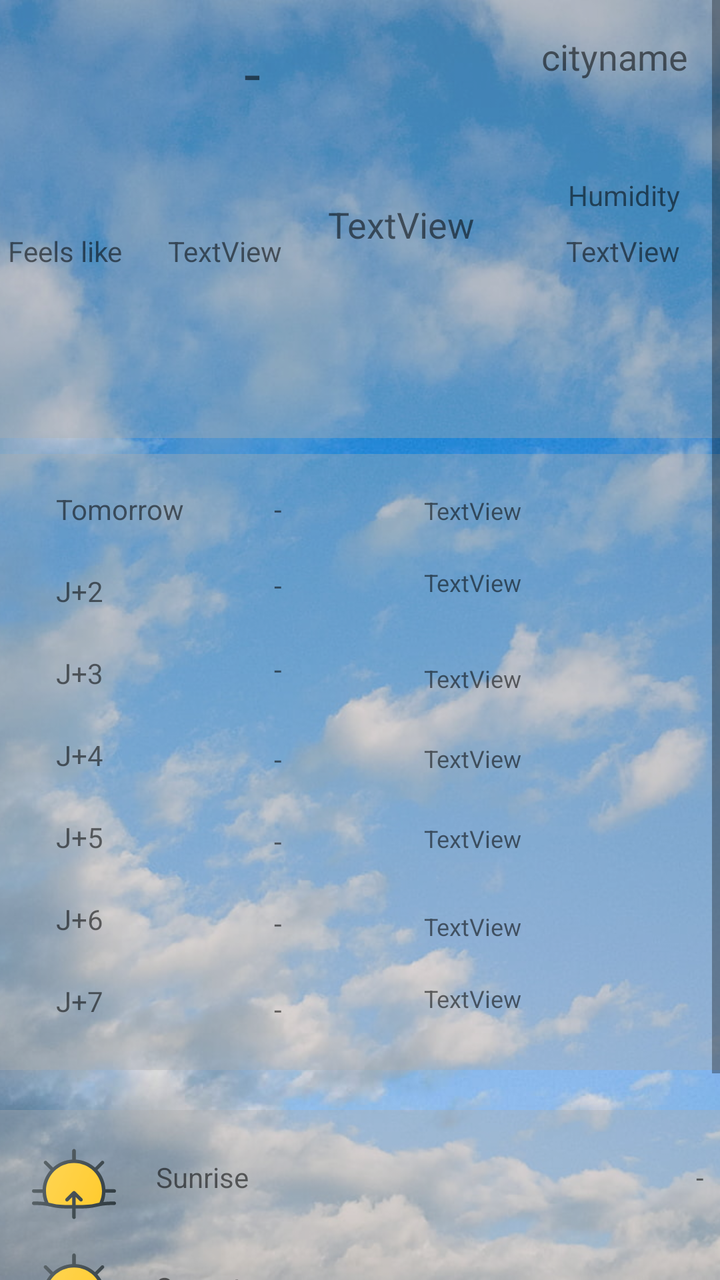
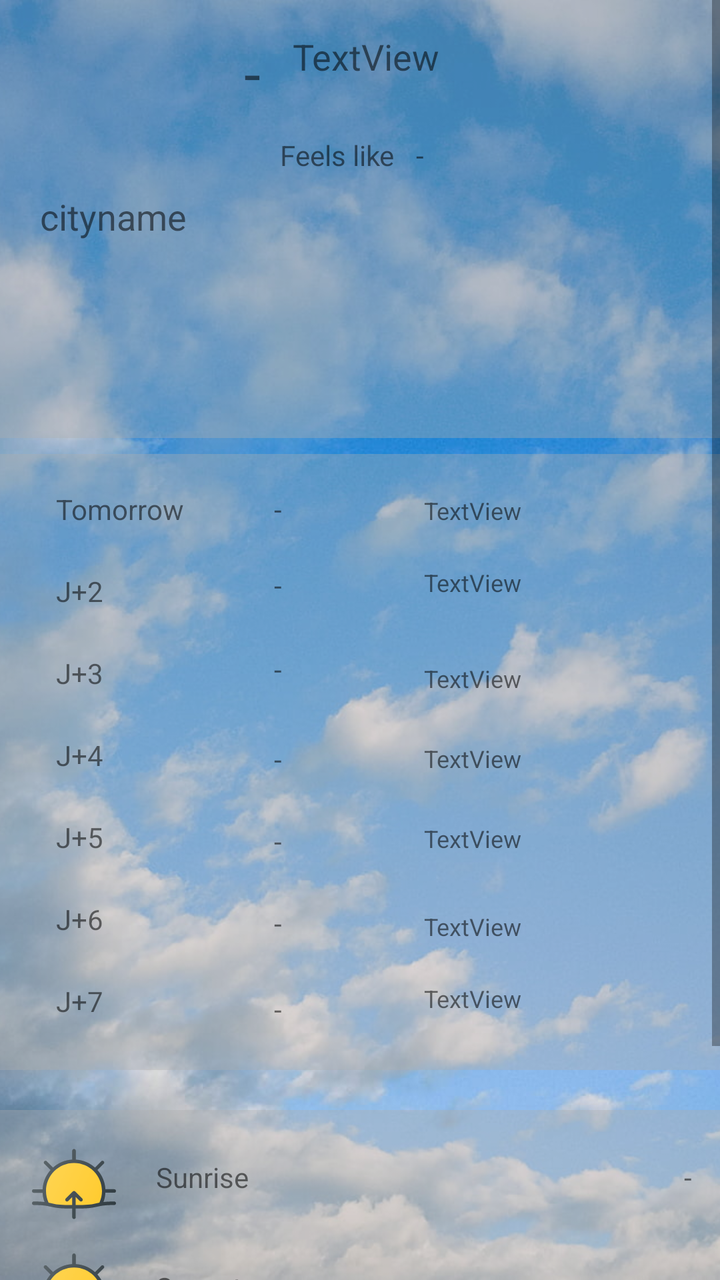

Two renders of the same Android screen: before a commit and after it. Below are the layout's source before the change and the commit's diff.
<!-- AndroidManifest.xml: application theme Theme.Tenky -->
<!-- res/layout/activity_main.xml -->
<?xml version="1.0" encoding="utf-8"?>
<androidx.constraintlayout.widget.ConstraintLayout xmlns:android="http://schemas.android.com/apk/res/android"
    xmlns:app="http://schemas.android.com/apk/res-auto"
    xmlns:tools="http://schemas.android.com/tools"
    android:id="@+id/container"
    android:layout_width="match_parent"
    android:layout_height="match_parent">

    <ImageView
        android:id="@+id/imageViewBG"
        android:layout_width="match_parent"
        android:layout_height="0dp"
        android:contentDescription="@string/bg_description"
        android:scaleType="centerCrop"
        app:layout_constraintBottom_toBottomOf="parent"
        app:layout_constraintEnd_toEndOf="parent"
        app:layout_constraintStart_toStartOf="parent"
        app:layout_constraintTop_toTopOf="parent"
        app:srcCompat="@drawable/sunny" />

    <ScrollView
        android:layout_width="match_parent"
        android:layout_height="match_parent"
        app:layout_constraintBottom_toBottomOf="parent"
        app:layout_constraintEnd_toEndOf="parent"
        app:layout_constraintStart_toStartOf="parent"
        app:layout_constraintTop_toTopOf="parent">

        <androidx.constraintlayout.widget.ConstraintLayout
            android:layout_width="match_parent"
            android:layout_height="wrap_content">

            <androidx.constraintlayout.widget.ConstraintLayout
                android:id="@+id/weeklyWeather"
                android:layout_width="match_parent"
                android:layout_height="308dp"
                android:layout_marginTop="8dp"
                android:background="#60ACACAC"
                app:layout_constraintEnd_toEndOf="parent"
                app:layout_constraintHorizontal_bias="0.0"
                app:layout_constraintStart_toStartOf="parent"
                app:layout_constraintTop_toBottomOf="@+id/currentWeather">

                <ImageView
                    android:id="@+id/imageViewJ7"
                    android:layout_width="38dp"
                    android:layout_height="34dp"
                    android:layout_marginTop="256dp"
                    android:layout_marginEnd="32dp"
                    app:layout_constraintEnd_toEndOf="parent"
                    app:layout_constraintTop_toTopOf="parent" />

                <ImageView
                    android:id="@+id/imageViewTom"
                    android:layout_width="39dp"
                    android:layout_height="33dp"
                    android:layout_marginTop="12dp"
                    android:layout_marginEnd="32dp"
                    app:layout_constraintEnd_toEndOf="parent"
                    app:layout_constraintTop_toTopOf="parent" />

                <ImageView
                    android:id="@+id/imageViewJ2"
                    android:layout_width="38dp"
                    android:layout_height="35dp"
                    android:layout_marginTop="48dp"
                    android:layout_marginEnd="32dp"
                    android:contentDescription="TODO"
                    app:layout_constraintEnd_toEndOf="parent"
                    app:layout_constraintTop_toTopOf="parent" />

                <ImageView
                    android:id="@+id/imageViewJ3"
                    android:layout_width="38dp"
                    android:layout_height="34dp"
                    android:layout_marginTop="92dp"
                    android:layout_marginEnd="32dp"
                    android:contentDescription="TODO"
                    app:layout_constraintEnd_toEndOf="parent"
                    app:layout_constraintTop_toTopOf="parent" />

                <ImageView
                    android:id="@+id/imageViewJ4"
                    android:layout_width="38dp"
                    android:layout_height="35dp"
                    android:layout_marginTop="132dp"
                    android:layout_marginEnd="32dp"
                    app:layout_constraintEnd_toEndOf="parent"
                    app:layout_constraintTop_toTopOf="parent" />

                <ImageView
                    android:id="@+id/imageViewJ6"
                    android:layout_width="38dp"
                    android:layout_height="34dp"
                    android:layout_marginTop="216dp"
                    android:layout_marginEnd="32dp"
                    app:layout_constraintEnd_toEndOf="parent"
                    app:layout_constraintTop_toTopOf="parent" />

                <ImageView
                    android:id="@+id/imageViewJ5"
                    android:layout_width="38dp"
                    android:layout_height="36dp"
                    android:layout_marginTop="172dp"
                    android:layout_marginEnd="32dp"
                    app:layout_constraintEnd_toEndOf="parent"
                    app:layout_constraintTop_toTopOf="parent" />

                <TextView
                    android:id="@+id/textViewTomorrow"
                    android:layout_width="wrap_content"
                    android:layout_height="wrap_content"
                    android:layout_marginStart="28dp"
                    android:layout_marginTop="18dp"
                    android:text="@string/title_textview_dailyJ1"
                    app:layout_constraintStart_toStartOf="parent"
                    app:layout_constraintTop_toTopOf="parent" />

                <TextView
                    android:id="@+id/textViewJ2"
                    android:layout_width="wrap_content"
                    android:layout_height="wrap_content"
                    android:layout_marginStart="28dp"
                    android:layout_marginTop="22dp"
                    android:text="@string/title_textview_dailyJ2"
                    app:layout_constraintStart_toStartOf="parent"
                    app:layout_constraintTop_toBottomOf="@+id/textViewTomorrow" />

                <TextView
                    android:id="@+id/textViewJ3"
                    android:layout_width="wrap_content"
                    android:layout_height="wrap_content"
                    android:layout_marginStart="28dp"
                    android:layout_marginTop="22dp"
                    android:text="@string/title_textview_dailyJ3"
                    app:layout_constraintStart_toStartOf="parent"
                    app:layout_constraintTop_toBottomOf="@+id/textViewJ2" />

                <TextView
                    android:id="@+id/textViewJ4"
                    android:layout_width="wrap_content"
                    android:layout_height="wrap_content"
                    android:layout_marginStart="28dp"
                    android:layout_marginTop="22dp"
                    android:text="@string/title_textview_dailyJ4"
                    app:layout_constraintStart_toStartOf="parent"
                    app:layout_constraintTop_toBottomOf="@+id/textViewJ3" />

                <TextView
                    android:id="@+id/textViewJ5"
                    android:layout_width="wrap_content"
                    android:layout_height="wrap_content"
                    android:layout_marginStart="28dp"
                    android:layout_marginTop="22dp"
                    android:text="@string/title_textview_dailyJ5"
                    app:layout_constraintStart_toStartOf="parent"
                    app:layout_constraintTop_toBottomOf="@+id/textViewJ4" />

                <TextView
                    android:id="@+id/textViewJ6"
                    android:layout_width="wrap_content"
                    android:layout_height="wrap_content"
                    android:layout_marginStart="28dp"
                    android:layout_marginTop="22dp"
                    android:text="@string/title_textview_dailyJ6"
                    app:layout_constraintStart_toStartOf="parent"
                    app:layout_constraintTop_toBottomOf="@+id/textViewJ5" />

                <TextView
                    android:id="@+id/textViewJ7"
                    android:layout_width="wrap_content"
                    android:layout_height="wrap_content"
                    android:layout_marginStart="28dp"
                    android:layout_marginTop="22dp"
                    android:text="@string/title_textview_dailyJ7"
                    app:layout_constraintStart_toStartOf="parent"
                    app:layout_constraintTop_toBottomOf="@+id/textViewJ6" />

                <TextView
                    android:id="@+id/textViewJ1value"
                    android:layout_width="54dp"
                    android:layout_height="16dp"
                    android:layout_marginStart="45dp"
                    android:layout_marginTop="18dp"
                    android:text="@string/title_no_data"
                    app:layout_constraintStart_toEndOf="@+id/textViewTomorrow"
                    app:layout_constraintTop_toTopOf="parent" />

                <TextView
                    android:id="@+id/textViewJ2value"
                    android:layout_width="54dp"
                    android:layout_height="20dp"
                    android:layout_marginTop="22dp"
                    android:text="@string/title_no_data"
                    app:layout_constraintStart_toStartOf="@+id/textViewJ1value"
                    app:layout_constraintTop_toBottomOf="@+id/textViewJ1value" />

                <TextView
                    android:id="@+id/textViewJ3value"
                    android:layout_width="63dp"
                    android:layout_height="23dp"
                    android:layout_marginTop="22dp"
                    android:text="@string/title_no_data"
                    app:layout_constraintStart_toStartOf="@+id/textViewJ2value"
                    app:layout_constraintTop_toBottomOf="@+id/textViewJ2value" />

                <TextView
                    android:id="@+id/textViewJ4value"
                    android:layout_width="64dp"
                    android:layout_height="19dp"
                    android:layout_marginTop="22dp"
                    android:text="@string/title_no_data"
                    app:layout_constraintStart_toStartOf="@+id/textViewJ3value"
                    app:layout_constraintTop_toBottomOf="@+id/textViewJ3value" />

                <TextView
                    android:id="@+id/textViewJ5value"
                    android:layout_width="65dp"
                    android:layout_height="19dp"
                    android:layout_marginTop="22dp"
                    android:text="@string/title_no_data"
                    app:layout_constraintStart_toStartOf="@+id/textViewJ4value"
                    app:layout_constraintTop_toBottomOf="@+id/textViewJ4value" />

                <TextView
                    android:id="@+id/textViewJ6value"
                    android:layout_width="62dp"
                    android:layout_height="21dp"
                    android:layout_marginTop="22dp"
                    android:text="@string/title_no_data"
                    app:layout_constraintStart_toStartOf="@+id/textViewJ5value"
                    app:layout_constraintTop_toBottomOf="@+id/textViewJ5value" />

                <TextView
                    android:id="@+id/textViewJ7value"
                    android:layout_width="58dp"
                    android:layout_height="19dp"
                    android:layout_marginTop="22dp"
                    android:text="@string/title_no_data"
                    app:layout_constraintStart_toStartOf="@+id/textViewJ6value"
                    app:layout_constraintTop_toBottomOf="@+id/textViewJ6value" />

                <TextView
                    android:id="@+id/textViewMinMaxTom"
                    android:layout_width="90dp"
                    android:layout_height="15dp"
                    android:layout_marginStart="212dp"
                    android:layout_marginTop="20dp"
                    android:text="TextView"
                    android:textSize="12sp"
                    app:layout_constraintStart_toStartOf="parent"
                    app:layout_constraintTop_toTopOf="parent" />

                <TextView
                    android:id="@+id/textViewMinMaxJ2"
                    android:layout_width="108dp"
                    android:layout_height="17dp"
                    android:layout_marginStart="212dp"
                    android:layout_marginTop="56dp"
                    android:text="TextView"
                    android:textSize="12sp"
                    app:layout_constraintStart_toStartOf="parent"
                    app:layout_constraintTop_toTopOf="parent" />

                <TextView
                    android:id="@+id/textViewMinMaxJ4"
                    android:layout_width="109dp"
                    android:layout_height="16dp"
                    android:layout_marginStart="212dp"
                    android:layout_marginTop="144dp"
                    android:text="TextView"
                    android:textSize="12sp"
                    app:layout_constraintStart_toStartOf="parent"
                    app:layout_constraintTop_toTopOf="parent" />

                <TextView
                    android:id="@+id/textViewMinMaxJ3"
                    android:layout_width="109dp"
                    android:layout_height="16dp"
                    android:layout_marginStart="212dp"
                    android:layout_marginTop="104dp"
                    android:text="TextView"
                    android:textSize="12sp"
                    app:layout_constraintStart_toStartOf="parent"
                    app:layout_constraintTop_toTopOf="parent" />

                <TextView
                    android:id="@+id/textViewMinMaxJ5"
                    android:layout_width="109dp"
                    android:layout_height="18dp"
                    android:layout_marginStart="212dp"
                    android:layout_marginTop="184dp"
                    android:text="TextView"
                    android:textSize="12sp"
                    app:layout_constraintStart_toStartOf="parent"
                    app:layout_constraintTop_toTopOf="parent" />

                <TextView
                    android:id="@+id/textViewMinMaxJ6"
                    android:layout_width="108dp"
                    android:layout_height="18dp"
                    android:layout_marginStart="212dp"
                    android:layout_marginTop="228dp"
                    android:text="TextView"
                    android:textSize="12sp"
                    app:layout_constraintStart_toStartOf="parent"
                    app:layout_constraintTop_toTopOf="parent" />

                <TextView
                    android:id="@+id/textViewMinMaxJ7"
                    android:layout_width="109dp"
                    android:layout_height="18dp"
                    android:layout_marginStart="212dp"
                    android:layout_marginTop="264dp"
                    android:text="TextView"
                    android:textSize="12sp"
                    app:layout_constraintStart_toStartOf="parent"
                    app:layout_constraintTop_toTopOf="parent" />

            </androidx.constraintlayout.widget.ConstraintLayout>

            <androidx.constraintlayout.widget.ConstraintLayout
                android:id="@+id/more_info"
                android:layout_width="416dp"
                android:layout_height="208dp"
                android:layout_marginTop="20dp"
                android:background="#60ACACAC"
                app:layout_constraintEnd_toEndOf="parent"
                app:layout_constraintHorizontal_bias="0.0"
                app:layout_constraintStart_toStartOf="parent"
                app:layout_constraintTop_toBottomOf="@+id/weeklyWeather">

                <TextView
                    android:id="@+id/textViewSunrise"
                    android:layout_width="wrap_content"
                    android:layout_height="wrap_content"
                    android:layout_marginStart="20dp"
                    android:layout_marginTop="24dp"
                    android:text="@string/title_sunrise"
                    app:layout_constraintStart_toEndOf="@+id/imageViewSunrise"
                    app:layout_constraintTop_toTopOf="parent" />

                <TextView
                    android:id="@+id/textViewSunset"
                    android:layout_width="wrap_content"
                    android:layout_height="wrap_content"
                    android:layout_marginTop="36dp"
                    android:text="@string/title_wind_speed"
                    app:layout_constraintStart_toStartOf="@+id/textViewSunrise"
                    app:layout_constraintTop_toBottomOf="@+id/textViewWind" />

                <TextView
                    android:id="@+id/textViewWind"
                    android:layout_width="wrap_content"
                    android:layout_height="wrap_content"
                    android:layout_marginTop="36dp"
                    android:text="@string/title_sunset"
                    app:layout_constraintStart_toStartOf="@+id/textViewSunrise"
                    app:layout_constraintTop_toBottomOf="@+id/textViewSunrise" />

                <ImageView
                    android:id="@+id/imageViewSunrise"
                    android:layout_width="42dp"
                    android:layout_height="42dp"
                    android:layout_marginStart="16dp"
                    android:layout_marginTop="16dp"
                    android:src="@drawable/ic__08_sunrise"
                    app:layout_constraintStart_toStartOf="parent"
                    app:layout_constraintTop_toTopOf="parent" />

                <ImageView
                    android:id="@+id/imageView2"
                    android:layout_width="42dp"
                    android:layout_height="42dp"
                    android:layout_marginStart="16dp"
                    android:layout_marginTop="12dp"
                    android:src="@drawable/ic__07_sunset"
                    app:layout_constraintStart_toStartOf="parent"
                    app:layout_constraintTop_toBottomOf="@+id/imageViewSunrise" />

                <ImageView
                    android:id="@+id/imageView3"
                    android:layout_width="42dp"
                    android:layout_height="42dp"
                    android:layout_marginStart="16dp"
                    android:layout_marginTop="12dp"
                    android:src="@drawable/ic__04_wind"
                    app:layout_constraintStart_toStartOf="parent"
                    app:layout_constraintTop_toBottomOf="@+id/imageView2" />

                <TextView
                    android:id="@+id/textViewSunriseValue"
                    android:layout_width="wrap_content"
                    android:layout_height="wrap_content"
                    android:layout_marginEnd="64dp"
                    android:text="@string/title_no_data"
                    app:layout_constraintBaseline_toBaselineOf="@+id/textViewSunrise"
                    app:layout_constraintEnd_toEndOf="parent" />

                <TextView
                    android:id="@+id/textViewSunsetValue"
                    android:layout_width="wrap_content"
                    android:layout_height="wrap_content"
                    android:layout_marginEnd="64dp"
                    android:text="@string/title_no_data"
                    app:layout_constraintBaseline_toBaselineOf="@+id/textViewWind"
                    app:layout_constraintEnd_toEndOf="parent" />

                <TextView
                    android:id="@+id/textViewWindSpeedValue"
                    android:layout_width="wrap_content"
                    android:layout_height="wrap_content"
                    android:layout_marginEnd="64dp"
                    android:text="@string/title_no_data"
                    app:layout_constraintBaseline_toBaselineOf="@+id/textViewSunset"
                    app:layout_constraintEnd_toEndOf="parent" />

            </androidx.constraintlayout.widget.ConstraintLayout>

            <androidx.constraintlayout.widget.ConstraintLayout
                android:id="@+id/currentWeather"
                android:layout_width="match_parent"
                android:layout_height="219dp"
                android:background="#60ACACAC"
                app:layout_constraintTop_toTopOf="parent"
                tools:layout_editor_absoluteX="-16dp">

                <ImageView
                    android:id="@+id/imageCurrentWea"
                    android:layout_width="82dp"
                    android:layout_height="71dp"
                    android:layout_marginStart="20dp"
                    android:layout_marginTop="16dp"
                    app:layout_constraintStart_toStartOf="parent"
                    app:layout_constraintTop_toTopOf="parent" />

                <TextView
                    android:id="@+id/CityValue"
                    android:layout_width="wrap_content"
                    android:layout_height="wrap_content"
                    android:layout_marginTop="16dp"
                    android:layout_marginEnd="16dp"
                    android:text="cityname"
                    android:textSize="18sp"
                    app:layout_constraintEnd_toEndOf="parent"
                    app:layout_constraintTop_toTopOf="parent" />

                <TextView
                    android:id="@+id/TemperatureValue"
                    android:layout_width="wrap_content"
                    android:layout_height="wrap_content"
                    android:layout_marginStart="20dp"
                    android:layout_marginTop="16dp"
                    android:text="@string/title_no_data"
                    android:textSize="30sp"
                    app:layout_constraintStart_toEndOf="@+id/imageCurrentWea"
                    app:layout_constraintTop_toTopOf="parent" />

                <HorizontalScrollView
                    android:layout_width="match_parent"
                    android:layout_height="70dp"
                    android:layout_marginBottom="8dp"
                    app:layout_constraintBottom_toBottomOf="parent"
                    app:layout_constraintStart_toStartOf="parent">

                    <LinearLayout
                        android:layout_width="wrap_content"
                        android:layout_height="match_parent"
                        android:orientation="vertical" />
                </HorizontalScrollView>

                <TextView
                    android:id="@+id/textViewFeelsLike"
                    android:layout_width="71dp"
                    android:layout_height="18dp"
                    android:layout_marginStart="84dp"
                    android:layout_marginTop="116dp"
                    android:text="TextView"
                    app:layout_constraintStart_toStartOf="parent"
                    app:layout_constraintTop_toTopOf="parent" />

                <TextView
                    android:id="@+id/textViewHumidity"
                    android:layout_width="wrap_content"
                    android:layout_height="wrap_content"
                    android:layout_marginTop="116dp"
                    android:layout_marginEnd="20dp"
                    android:text="TextView"
                    app:layout_constraintEnd_toEndOf="parent"
                    app:layout_constraintTop_toTopOf="parent" />

                <TextView
                    android:id="@+id/textView7"
                    android:layout_width="wrap_content"
                    android:layout_height="wrap_content"
                    android:layout_marginStart="4dp"
                    android:layout_marginTop="116dp"
                    android:text="@string/title_feels_like"
                    app:layout_constraintStart_toStartOf="parent"
                    app:layout_constraintTop_toTopOf="parent" />

                <TextView
                    android:id="@+id/textView8"
                    android:layout_width="wrap_content"
                    android:layout_height="wrap_content"
                    android:layout_marginTop="88dp"
                    android:layout_marginEnd="20dp"
                    android:text="@string/title_humidity"
                    app:layout_constraintEnd_toEndOf="parent"
                    app:layout_constraintTop_toTopOf="parent" />

                <TextView
                    android:id="@+id/textViewDesc"
                    android:layout_width="161dp"
                    android:layout_height="38dp"
                    android:layout_marginStart="164dp"
                    android:layout_marginTop="100dp"
                    android:text="TextView"
                    android:textAlignment="inherit"
                    android:textSize="18sp"
                    app:layout_constraintStart_toStartOf="parent"
                    app:layout_constraintTop_toTopOf="parent" />

            </androidx.constraintlayout.widget.ConstraintLayout>
        </androidx.constraintlayout.widget.ConstraintLayout>
    </ScrollView>

</androidx.constraintlayout.widget.ConstraintLayout>
<!-- resources referenced by this layout -->
<resources>
  <!-- drawable ic__04_wind: vector/xml drawable (drawable, 5120 chars, omitted) -->
  <!-- drawable ic__07_sunset: vector/xml drawable (drawable, 4185 chars, omitted) -->
  <!-- drawable ic__08_sunrise: vector/xml drawable (drawable, 3993 chars, omitted) -->
  <!-- drawable sunny: jpg bitmap (drawable, 89115 bytes) -->
  <string name="bg_description">Background corresponding to the current weather</string>
  <string name="title_feels_like">Feels like</string>
  <string name="title_humidity">Humidity</string>
  <string name="title_no_data" translatable="false">-</string>
  <string name="title_sunrise">Sunrise</string>
  <string name="title_sunset">Sunset</string>
  <string name="title_textview_dailyJ1">Tomorrow</string>"&gt;
  <string name="title_textview_dailyJ2" translatable="false">J+2</string>
  <string name="title_textview_dailyJ3" translatable="false">J+3</string>
  <string name="title_textview_dailyJ4" translatable="false">J+4</string>
  <string name="title_textview_dailyJ5" translatable="false">J+5</string>
  <string name="title_textview_dailyJ6" translatable="false">J+6</string>
  <string name="title_textview_dailyJ7" translatable="false">J+7</string>
  <string name="title_wind_speed">Wind speed</string>
  <style name="Theme.Tenky" parent="Theme.MaterialComponents.DayNight.DarkActionBar">
          
          <item name="colorPrimary">@color/celadon_blue</item>
          <item name="colorPrimaryVariant">@color/carolina_blue</item>
          <item name="colorOnPrimary">@color/white</item>
          
          <item name="colorSecondary">@color/sapphire_blue</item>
          <item name="colorSecondaryVariant">@color/prussian_blue</item>
          <item name="colorOnSecondary">@color/black</item>
          
          <item name="android:statusBarColor" tools:targetApi="l">?attr/colorPrimaryVariant</item>
          
      </style>
  <color name="celadon_blue">#FF247ba0</color>
  <color name="carolina_blue">#FF1b99e0</color>
  <color name="white">#FFFFFFFF</color>
  <color name="sapphire_blue">#FF006494</color>
  <color name="prussian_blue">#FF13293d</color>
  <color name="black">#FF000000</color>
</resources>

<!-- the commit's change to res/layout/activity_main.xml (unified diff, before → after) -->
@@ -321,8 +321,8 @@
 
             <androidx.constraintlayout.widget.ConstraintLayout
                 android:id="@+id/more_info"
-                android:layout_width="416dp"
-                android:layout_height="208dp"
+                android:layout_width="410dp"
+                android:layout_height="228dp"
                 android:layout_marginTop="20dp"
                 android:background="#60ACACAC"
                 app:layout_constraintEnd_toEndOf="parent"
@@ -369,7 +369,7 @@
                     app:layout_constraintTop_toTopOf="parent" />
 
                 <ImageView
-                    android:id="@+id/imageView2"
+                    android:id="@+id/imageViewSunset"
                     android:layout_width="42dp"
                     android:layout_height="42dp"
                     android:layout_marginStart="16dp"
@@ -379,14 +379,24 @@
                     app:layout_constraintTop_toBottomOf="@+id/imageViewSunrise" />
 
                 <ImageView
-                    android:id="@+id/imageView3"
+                    android:id="@+id/imageViewWindSpeed"
                     android:layout_width="42dp"
                     android:layout_height="42dp"
                     android:layout_marginStart="16dp"
                     android:layout_marginTop="12dp"
                     android:src="@drawable/ic__04_wind"
                     app:layout_constraintStart_toStartOf="parent"
-                    app:layout_constraintTop_toBottomOf="@+id/imageView2" />
+                    app:layout_constraintTop_toBottomOf="@+id/imageViewSunset" />
+
+                <ImageView
+                    android:id="@+id/imageViewWindSpeed2"
+                    android:layout_width="42dp"
+                    android:layout_height="42dp"
+                    android:layout_marginStart="16dp"
+                    android:layout_marginTop="12dp"
+                    android:src="@drawable/ic__27_humidity"
+                    app:layout_constraintStart_toStartOf="parent"
+                    app:layout_constraintTop_toBottomOf="@+id/imageViewWindSpeed" />
 
                 <TextView
                     android:id="@+id/textViewSunriseValue"
@@ -413,6 +423,24 @@
                     android:layout_marginEnd="64dp"
                     android:text="@string/title_no_data"
                     app:layout_constraintBaseline_toBaselineOf="@+id/textViewSunset"
+                    app:layout_constraintEnd_toEndOf="parent" />
+
+                <TextView
+                    android:id="@+id/textView8"
+                    android:layout_width="wrap_content"
+                    android:layout_height="wrap_content"
+                    android:layout_marginTop="36dp"
+                    android:text="@string/title_humidity"
+                    app:layout_constraintStart_toStartOf="@+id/textViewSunrise"
+                    app:layout_constraintTop_toBottomOf="@+id/textViewSunset" />
+
+                <TextView
+                    android:id="@+id/textViewHumidity"
+                    android:layout_width="wrap_content"
+                    android:layout_height="wrap_content"
+                    android:layout_marginEnd="64dp"
+                    android:text="@string/title_no_data"
+                    app:layout_constraintBaseline_toBaselineOf="@+id/textView8"
                     app:layout_constraintEnd_toEndOf="parent" />
 
             </androidx.constraintlayout.widget.ConstraintLayout>
@@ -438,11 +466,11 @@
                     android:id="@+id/CityValue"
                     android:layout_width="wrap_content"
                     android:layout_height="wrap_content"
-                    android:layout_marginTop="16dp"
-                    android:layout_marginEnd="16dp"
+                    android:layout_marginStart="20dp"
+                    android:layout_marginTop="96dp"
                     android:text="cityname"
                     android:textSize="18sp"
-                    app:layout_constraintEnd_toEndOf="parent"
+                    app:layout_constraintStart_toStartOf="parent"
                     app:layout_constraintTop_toTopOf="parent" />
 
                 <TextView
@@ -473,52 +501,32 @@
                     android:id="@+id/textViewFeelsLike"
                     android:layout_width="71dp"
                     android:layout_height="18dp"
-                    android:layout_marginStart="84dp"
-                    android:layout_marginTop="116dp"
-                    android:text="TextView"
-                    app:layout_constraintStart_toStartOf="parent"
-                    app:layout_constraintTop_toTopOf="parent" />
-
-                <TextView
-                    android:id="@+id/textViewHumidity"
-                    android:layout_width="wrap_content"
-                    android:layout_height="wrap_content"
-                    android:layout_marginTop="116dp"
-                    android:layout_marginEnd="20dp"
-                    android:text="TextView"
-                    app:layout_constraintEnd_toEndOf="parent"
+                    android:layout_marginStart="208dp"
+                    android:layout_marginTop="68dp"
+                    android:text="@string/title_no_data"
+                    app:layout_constraintStart_toStartOf="parent"
                     app:layout_constraintTop_toTopOf="parent" />
 
                 <TextView
                     android:id="@+id/textView7"
                     android:layout_width="wrap_content"
                     android:layout_height="wrap_content"
-                    android:layout_marginStart="4dp"
-                    android:layout_marginTop="116dp"
+                    android:layout_marginStart="140dp"
+                    android:layout_marginTop="68dp"
                     android:text="@string/title_feels_like"
                     app:layout_constraintStart_toStartOf="parent"
-                    app:layout_constraintTop_toTopOf="parent" />
-
-                <TextView
-                    android:id="@+id/textView8"
-                    android:layout_width="wrap_content"
-                    android:layout_height="wrap_content"
-                    android:layout_marginTop="88dp"
-                    android:layout_marginEnd="20dp"
-                    android:text="@string/title_humidity"
-                    app:layout_constraintEnd_toEndOf="parent"
                     app:layout_constraintTop_toTopOf="parent" />
 
                 <TextView
                     android:id="@+id/textViewDesc"
                     android:layout_width="161dp"
                     android:layout_height="38dp"
-                    android:layout_marginStart="164dp"
-                    android:layout_marginTop="100dp"
+                    android:layout_marginStart="16dp"
+                    android:layout_marginTop="16dp"
                     android:text="TextView"
                     android:textAlignment="inherit"
                     android:textSize="18sp"
-                    app:layout_constraintStart_toStartOf="parent"
+                    app:layout_constraintStart_toEndOf="@+id/TemperatureValue"
                     app:layout_constraintTop_toTopOf="parent" />
 
             </androidx.constraintlayout.widget.ConstraintLayout>
<!-- resource entries referenced after the edit -->
@@ -3,6 +3,7 @@
   <!-- drawable ic__04_wind: vector/xml drawable (drawable, 5120 chars, omitted) -->
   <!-- drawable ic__07_sunset: vector/xml drawable (drawable, 4185 chars, omitted) -->
   <!-- drawable ic__08_sunrise: vector/xml drawable (drawable, 3993 chars, omitted) -->
+  <!-- drawable ic__27_humidity: vector/xml drawable (drawable, 7800 chars, omitted) -->
   <!-- drawable sunny: jpg bitmap (drawable, 89115 bytes) -->
   <string name="bg_description">Background corresponding to the current weather</string>
   <string name="title_feels_like">Feels like</string>
